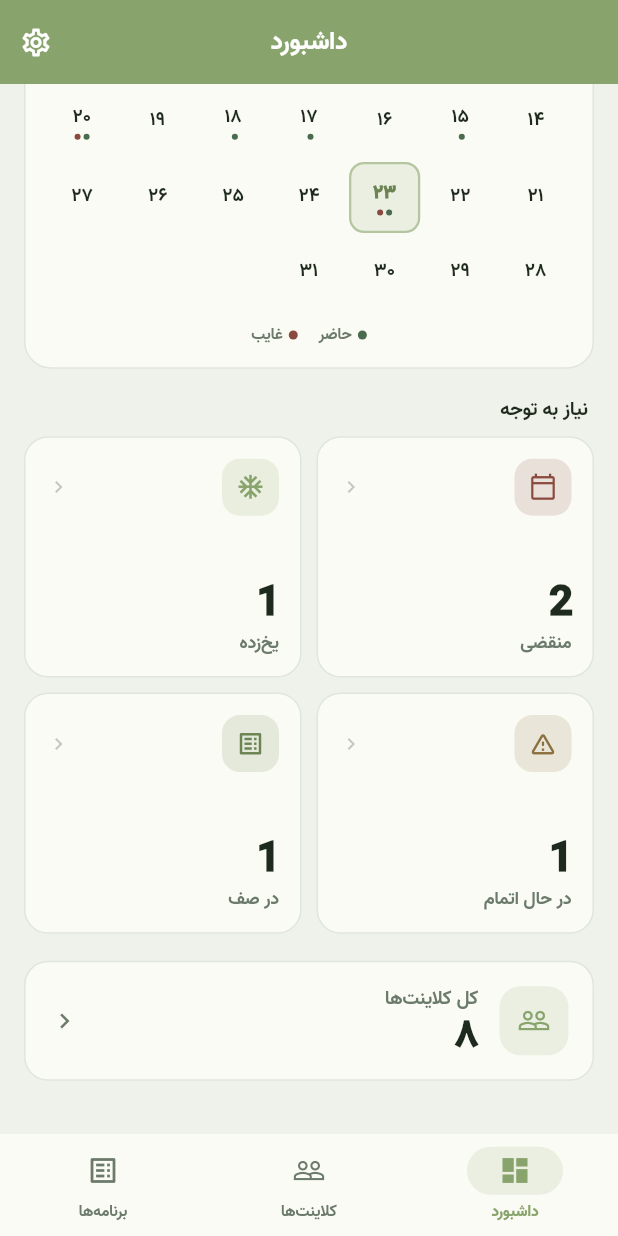
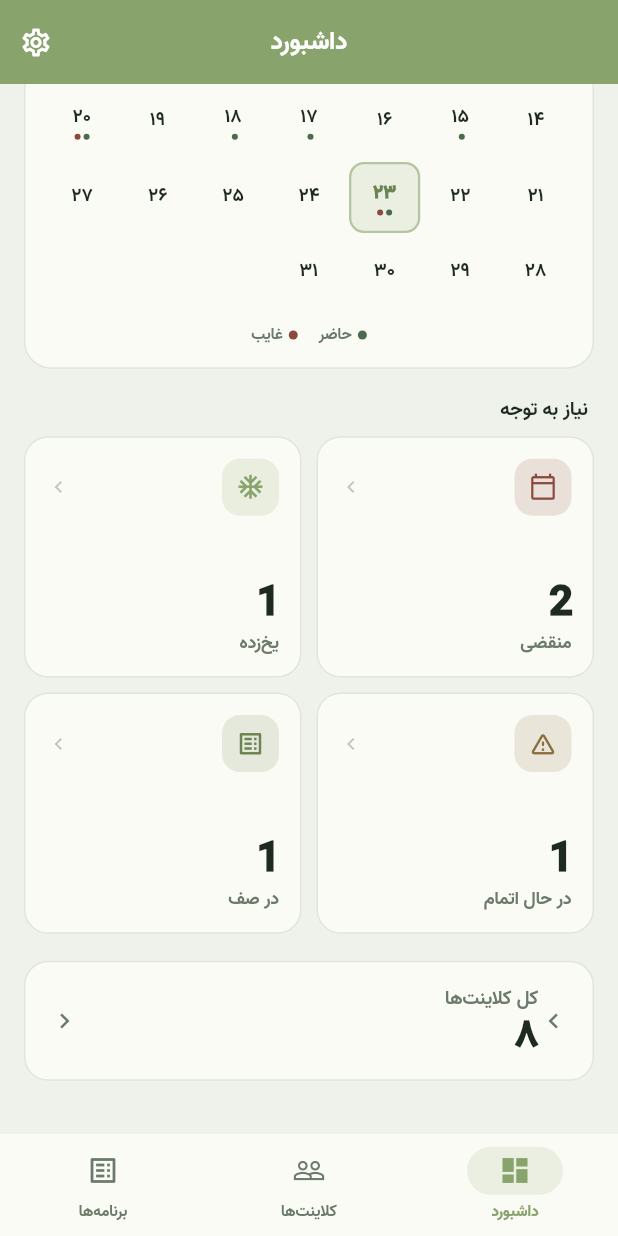
Before and after one commit to nima91ir/zahra-trainer-app, a Flutter app: the screen it shows after launch, scrolled down 446 dp, on a phone screen of 412 x 824 dp. Run offline on Flutter 3.47's test engine with Material 3 defaults, Android fonts, the phone set to English and light mode, and no system bars; our stand-ins replace sembast, sembast_web, shamsi_date, shared_preferences.

Commit message:
fix: dashboard RTL alignment and today date display

```diff
--- a/lib/screens/dashboard/dashboard_screen.dart
+++ b/lib/screens/dashboard/dashboard_screen.dart
@@ -217,6 +217,7 @@ class _DashboardScreenState extends State<DashboardScreen> {
   @override
   Widget build(BuildContext context) {
     final state = context.watch<AppState>();
+    final today = jc.JalaliDate.today();
 
     // Attendance dots for the current month
     final presentCounts = <String, int>{};
@@ -264,6 +265,7 @@ class _DashboardScreenState extends State<DashboardScreen> {
               state.userName.isEmpty
                   ? 'سلام 👋'
                   : 'سلام ${state.userName} 👋',
+              textAlign: TextAlign.start,
               style: TextStyle(
                 fontFamily: 'Vazir',
                 fontSize: 22,
@@ -273,7 +275,8 @@ class _DashboardScreenState extends State<DashboardScreen> {
             ),
             SizedBox(height: 4),
             Text(
-              '${_viewMonth.weekdayName} ${fa(_viewMonth.day)} ${_viewMonth.monthName} ${fa(_viewMonth.year)}',
+              '${today.weekdayName} ${fa(today.day)} ${today.monthName} ${fa(today.year)}',
+              textAlign: TextAlign.start,
               style: TextStyle(
                 fontFamily: 'Vazir',
                 fontSize: 13,
@@ -482,26 +485,18 @@ class _BonusBanner extends StatelessWidget {
             child: Row(
               mainAxisAlignment: MainAxisAlignment.end,
               children: [
-                // Icon box
-                  Container(
-                    width: 46,
-                    height: 46,
-                    decoration: BoxDecoration(
-                      color: Colors.white.withValues(alpha: 0.22),
-                      borderRadius: BorderRadius.circular(14),
-                    ),
-                  alignment: Alignment.center,
-                  child: Icon(Icons.add,
-                      color: Colors.white, size: 22),
-                ),
+                // Chevron (start side in RTL)
+                Icon(Icons.chevron_right,
+                    color: Colors.white.withValues(alpha: 0.7), size: 22),
                 SizedBox(width: 14),
                 // Body column
                 Expanded(
                   child: Column(
-                    crossAxisAlignment: CrossAxisAlignment.end,
+                    crossAxisAlignment: CrossAxisAlignment.start,
                     children: [
                       Text(
                         'کلاینت‌هایی که جلسه اضافه دارند',
+                        textAlign: TextAlign.start,
                         style: TextStyle(
                           fontFamily: 'Vazir',
                           fontSize: 12.5,
@@ -512,6 +507,7 @@ class _BonusBanner extends StatelessWidget {
                       SizedBox(height: 2),
                       Text(
                         fa(count),
+                        textAlign: TextAlign.start,
                         style: TextStyle(
                           fontFamily: 'Vazir',
                           fontSize: 26,
@@ -524,9 +520,18 @@ class _BonusBanner extends StatelessWidget {
                   ),
                 ),
                 SizedBox(width: 14),
-                // Chevron (right-aligned)
-                Icon(Icons.chevron_right,
-                    color: Colors.white.withValues(alpha: 0.7), size: 22),
+                // Icon box (end side in RTL)
+                Container(
+                  width: 46,
+                  height: 46,
+                  decoration: BoxDecoration(
+                    color: Colors.white.withValues(alpha: 0.22),
+                    borderRadius: BorderRadius.circular(14),
+                  ),
+                  alignment: Alignment.center,
+                  child: Icon(Icons.add,
+                      color: Colors.white, size: 22),
+                ),
               ],
             ),
           ),
@@ -551,24 +556,15 @@ class _TotalClientsCard extends StatelessWidget {
       ),
       child: Row(
         children: [
-          Container(
-            width: 46,
-            height: 46,
-            decoration: BoxDecoration(
-              color: AppTokens.primary.withValues(alpha: 0.14),
-              borderRadius: BorderRadius.circular(14),
-            ),
-            alignment: Alignment.center,
-            child: Icon(Icons.people_outline,
-                color: AppTokens.primary, size: 22),
-          ),
-          SizedBox(width: 14),
+          Icon(Icons.chevron_right,
+              color: AppTokens.onSurfaceVar, size: 20),
           Expanded(
             child: Column(
               crossAxisAlignment: CrossAxisAlignment.start,
               children: [
                 Text(
                   'کل کلاینت‌ها',
+                  textAlign: TextAlign.start,
                   style: TextStyle(
                     fontFamily: 'Vazir',
                     fontSize: 12.5,
@@ -579,6 +575,7 @@ class _TotalClientsCard extends StatelessWidget {
                 SizedBox(height: 2),
                 Text(
                   fa(count),
+                  textAlign: TextAlign.start,
                   style: TextStyle(
                     fontFamily: 'Vazir',
                     fontSize: 26,
--- a/lib/widgets/client_card.dart
+++ b/lib/widgets/client_card.dart
@@ -62,7 +62,7 @@ class ClientCard extends StatelessWidget {
         child: Padding(
           padding: const EdgeInsets.all(14),
           child: Column(
-            crossAxisAlignment: CrossAxisAlignment.start,
+            crossAxisAlignment: CrossAxisAlignment.end,
             children: [
               // Header: avatar + name + chevron
               Row(
@@ -279,10 +279,11 @@ class _StatCell extends StatelessWidget {
   @override
   Widget build(BuildContext context) {
     return Column(
-      crossAxisAlignment: CrossAxisAlignment.start,
+      crossAxisAlignment: CrossAxisAlignment.end,
       children: [
         Text(
           label,
+          textAlign: TextAlign.end,
           style: TextStyle(
             fontFamily: 'Vazir',
             fontSize: 11,
@@ -293,6 +294,7 @@ class _StatCell extends StatelessWidget {
         SizedBox(height: 2),
         Text(
           value,
+          textAlign: TextAlign.end,
           style: TextStyle(
             fontFamily: 'Vazir',
             fontSize: 16,
--- a/lib/widgets/stat_alert_card.dart
+++ b/lib/widgets/stat_alert_card.dart
@@ -48,7 +48,7 @@ class StatAlertCard extends StatelessWidget {
                 ),
                 const Spacer(),
                 Icon(
-                  Icons.chevron_left,
+                  Icons.chevron_right,
                   size: 16,
                   color: AppTokens.onSurfaceVar.withValues(alpha: 0.4),
                 ),
@@ -57,6 +57,7 @@ class StatAlertCard extends StatelessWidget {
             const Spacer(),
             Text(
               value.toString(),
+              textAlign: TextAlign.start,
               style: TextStyle(
                 fontFamily: 'Vazir',
                 fontSize: 28,
@@ -69,6 +70,7 @@ class StatAlertCard extends StatelessWidget {
             SizedBox(height: 4),
             Text(
               label,
+              textAlign: TextAlign.start,
               style: TextStyle(
                 fontFamily: 'Vazir',
                 fontSize: 12,
```
